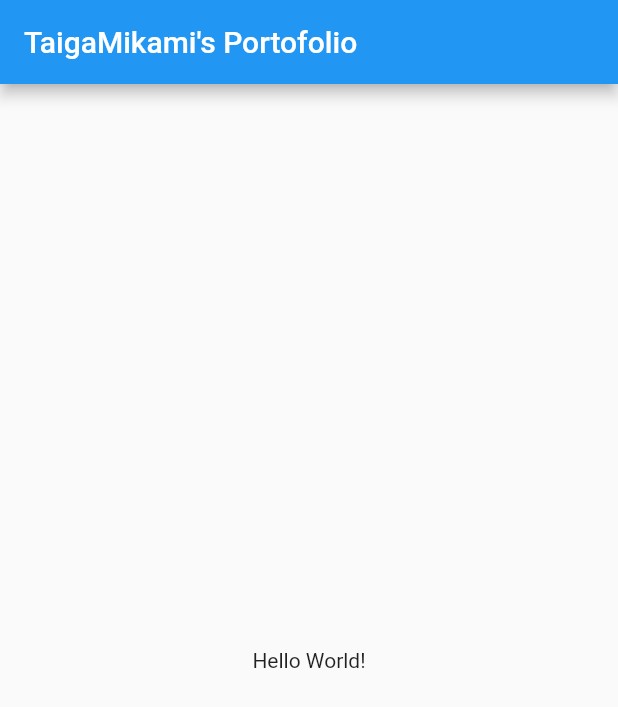
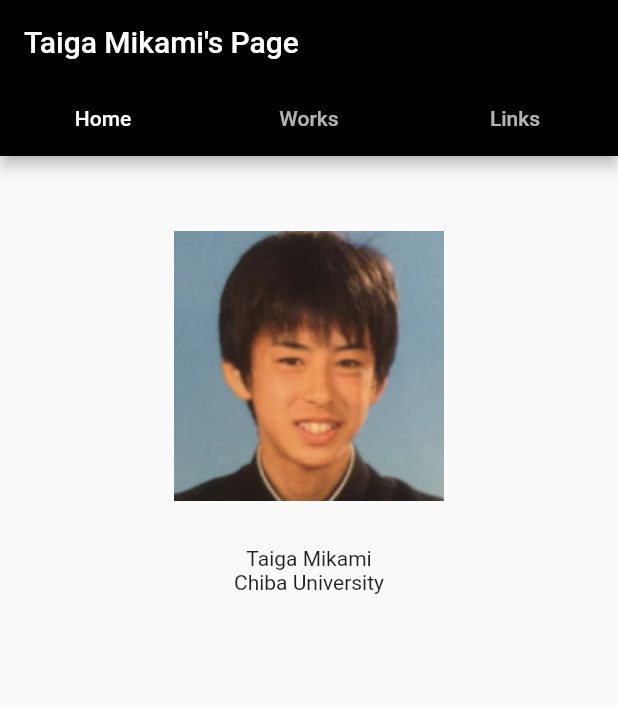
Before and after one commit to TaigaMikami/TaigaMikami.github.io, a Flutter app: the screen it shows after launch, on a phone screen of 412 x 824 dp. Shown: the top 707 px of the screen. Run offline on Flutter 3.47's test engine with Material 2 defaults, Android fonts, the phone set to English and light mode, and no system bars.

Commit message:
add tabview

```diff
--- /dev/null
+++ b/lib/default_layout.dart
@@ -0,0 +1,47 @@
+import 'package:flutter/material.dart';
+import 'package:portfolio_flutter/pages/home_page.dart';
+
+class DefaultLayout extends StatefulWidget {
+
+  @override
+  _DefaultLayoutState createState() => _DefaultLayoutState();
+}
+
+class _DefaultLayoutState extends State<DefaultLayout> with SingleTickerProviderStateMixin {
+  TabController _tabController;
+  final List<Tab> screenTabs = <Tab> [
+    Tab(text: 'Home'),
+    Tab(text: 'Works'),
+    Tab(text: 'Links'),
+  ];
+
+  @override
+  void initState() {
+    super.initState();
+
+    _tabController = TabController(vsync: this, length: screenTabs.length);
+  }
+
+  @override
+  Widget build(BuildContext context) {
+    return Scaffold(
+      appBar: AppBar(
+        title: Text("Taiga Mikami's Page"),
+        backgroundColor: Colors.black,
+        bottom: TabBar(
+          controller: _tabController,
+          indicatorColor: Colors.black38,
+          tabs: screenTabs,
+        ),
+      ),
+      body: TabBarView(
+        controller: _tabController,
+        children: <Widget>[
+          HomePage(),
+          HomePage(),
+          HomePage(),
+        ],
+      ),
+    );
+  }
+}
--- a/lib/main.dart
+++ b/lib/main.dart
@@ -1,4 +1,5 @@
 import 'package:flutter/material.dart';
+import 'package:portfolio_flutter/default_layout.dart';
 
 void main() {
   runApp(new MyApp());
@@ -10,14 +11,7 @@ class MyApp extends StatelessWidget {
     return new MaterialApp(
       title: "TaigaMikami's Portofolio",
       debugShowCheckedModeBanner: false,
-      home: Scaffold(
-        appBar: AppBar(
-          title: Text("TaigaMikami's Portofolio"),
-        ),
-        body: Center(
-          child: Text("Hello World!"),
-        ),
-      ),
+      home: new DefaultLayout(),
     );
   }
 }
--- /dev/null
+++ b/lib/pages/home_page.dart
@@ -0,0 +1,28 @@
+import 'package:flutter/material.dart';
+
+class HomePage extends StatelessWidget {
+  @override
+  Widget build(BuildContext context) {
+    return Container(
+      child: Column(
+        children: <Widget>[
+          Container(
+            margin: EdgeInsets.only(top: 50),
+            child: Image.asset('assets/images/gutty.png'),
+          ),
+          Container(
+            margin: EdgeInsets.only(top: 30),
+            child: Center(
+              child: Column(
+                children: <Widget>[
+                  Text('Taiga Mikami'),
+                  Text('Chiba University')
+                ],
+              )
+            ),
+          )
+        ],
+      ),
+    );
+  }
+}
--- a/pubspec.yaml
+++ b/pubspec.yaml
@@ -51,6 +51,8 @@ flutter:
   # For details regarding adding assets from package dependencies, see
   # https://flutter.dev/assets-and-images/#from-packages
 
+  assets:
+    - assets/images/
   # To add custom fonts to your application, add a fonts section here,
   # in this "flutter" section. Each entry in this list should have a
   # "family" key with the font family name, and a "fonts" key with a
```
Also changed, not shown: assets/images/gutty.png (added), lib/pages/links_page.dart (added), lib/pages/works_page.dart (added).
